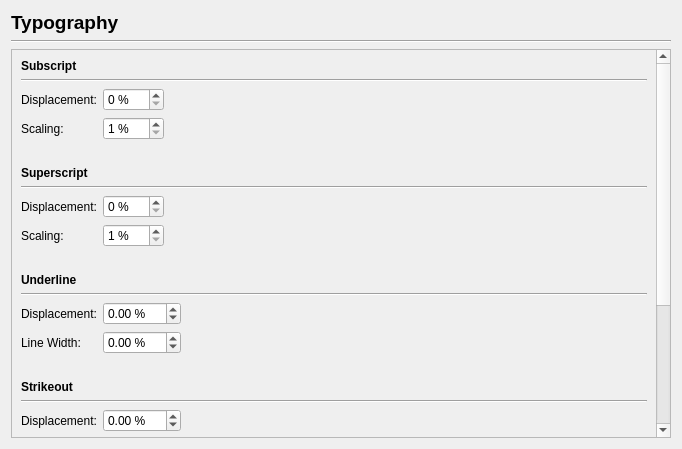
Before: the Qt Designer form scribus/ui/prefs_typographybase.ui in scribusproject/scribus, drawn with Qt 5.
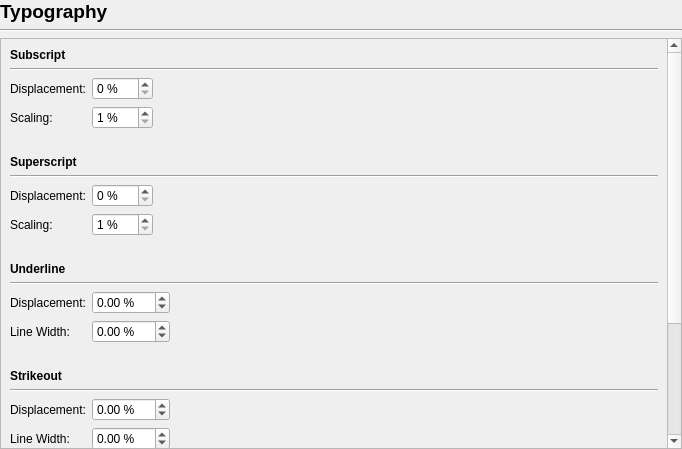
After: the same form once the commit is applied.

What changed in the file:
```diff
--- a/scribus/ui/prefs_typographybase.ui
+++ b/scribus/ui/prefs_typographybase.ui
@@ -14,6 +14,18 @@
    <string notr="true">Form</string>
   </property>
   <layout class="QVBoxLayout" name="verticalLayout_2">
+   <property name="leftMargin">
+    <number>0</number>
+   </property>
+   <property name="topMargin">
+    <number>0</number>
+   </property>
+   <property name="rightMargin">
+    <number>0</number>
+   </property>
+   <property name="bottomMargin">
+    <number>0</number>
+   </property>
    <item>
     <widget class="QLabel" name="label">
      <property name="font">
```
